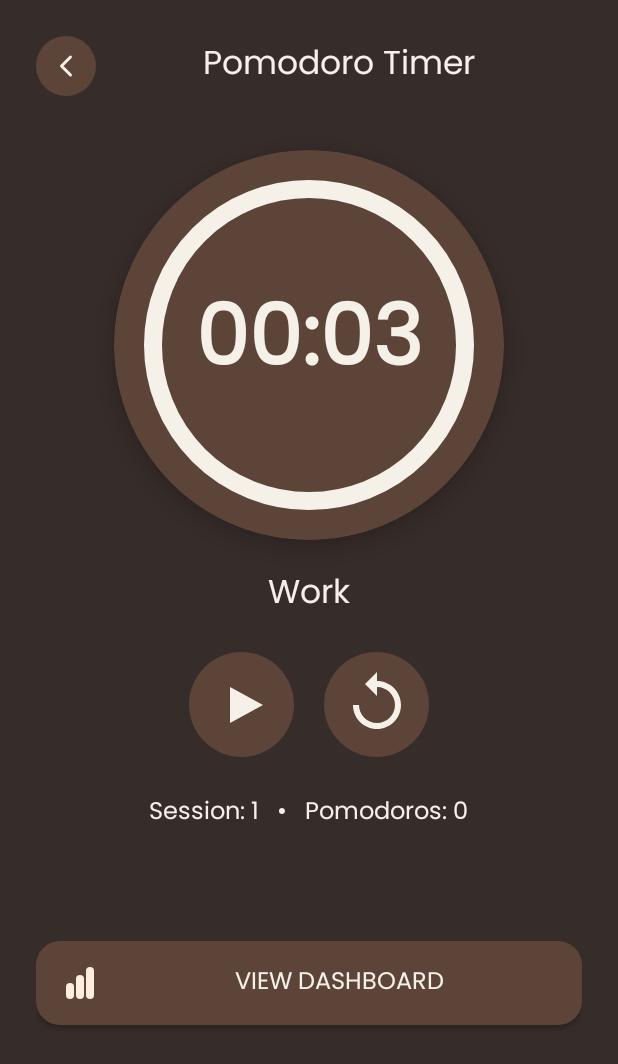
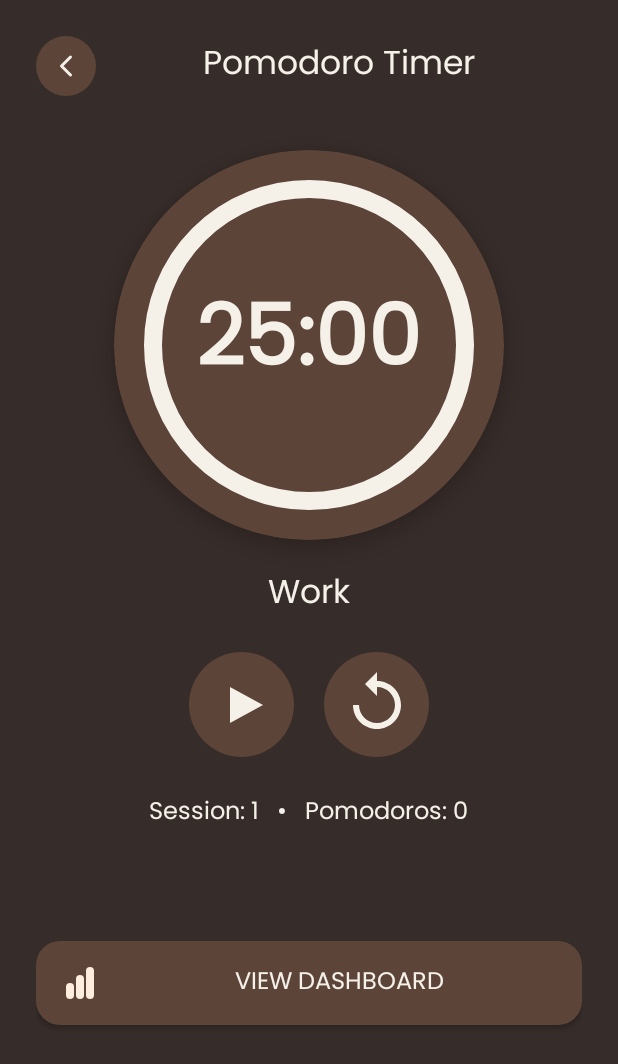
Before and after one commit to ioana20-pixel/Pomotask, an Android app built with Jetpack Compose: the TimerActivity screen opened directly, with no data from a screen before it, on a phone screen of 412 x 824 dp. Shown: the top 1064 px of the screen. Run offline under Robolectric (Android 15) with nearby library versions, the light colour scheme and no system bars; our stand-ins replace Firebase (no records; nobody signed in at launch, a user with empty details on screens opened directly).

```diff
--- a/app/src/main/java/com/example/pomodoroapp/TimerActivity.java
+++ b/app/src/main/java/com/example/pomodoroapp/TimerActivity.java
@@ -20,9 +20,9 @@ import java.util.*;
 
 public class TimerActivity extends AppCompatActivity {
 
-    private static final int WORK_DURATION = 1 * 3;       // 25 minutes
-    private static final int SHORT_BREAK_DURATION = 1 * 2; // 5 minutes
-    private static final int LONG_BREAK_DURATION = 1 * 2; // 15 minutes
+    private static final int WORK_DURATION = 25 * 60;       // 25 minutes
+    private static final int SHORT_BREAK_DURATION = 5 * 60; // 5 minutes
+    private static final int LONG_BREAK_DURATION = 15 * 60; // 15 minutes
     private static final int POMODOROS_BEFORE_LONG_BREAK = 4;
 
     // UI
@@ -145,7 +145,7 @@ public class TimerActivity extends AppCompatActivity {
         isRunning = false;
         btnStartPause.setImageResource(R.drawable.ic_play);
 
-        // ** After session ends, refresh stats & check achievements **
+        // After session ends, refresh stats & check achievements
         loadStatsForAchievements();
     }
 
@@ -162,6 +162,7 @@ public class TimerActivity extends AppCompatActivity {
         session.put("startTime", startTime);
         session.put("sessionNum", sessionCount);
 
+        // ✅ FIX: Store under /users/{uid}/sessions/
         db.collection("users").document(currentUser.getUid())
                 .collection("sessions")
                 .add(session);
@@ -214,26 +215,21 @@ public class TimerActivity extends AppCompatActivity {
 
     private void checkAndUnlockAchievements() {
         // Unlock at the end of every session, based on updated stats!
-        // 1. First Pomodoro
         if (totalPomodoros == 1) {
             unlockAchievementIfNeeded("first_pomodoro", "First Pomodoro", "Completed your first work session!");
         }
-        // 2. First Full Set (4 Pomodoros)
         if (totalPomodoros == 4) {
             unlockAchievementIfNeeded("pomodoro_set", "First Set", "Completed a set of 4 Pomodoros!");
         }
-        // 3. Daily Goal (8 Pomodoros in a day)
         if (pomodorosToday >= 8) {
             unlockAchievementIfNeeded("daily_goal", "Daily Goal", "Completed 8 Pomodoros in a day!");
         }
-        // 4. Streaks
         if (streak == 3) {
             unlockAchievementIfNeeded("3_day_streak", "3-Day Streak", "Used Pomodoro for 3 days in a row!");
         }
         if (streak == 7) {
             unlockAchievementIfNeeded("7_day_streak", "7-Day Streak", "Used Pomodoro for a week straight!");
         }
-        // 5. Total Pomodoros (Lifetime)
         if (totalPomodoros == 10) {
             unlockAchievementIfNeeded("pomodoro_10", "Pomodoro Novice", "Completed 10 Pomodoros in total!");
         }
```
Also changed, not shown: app/src/main/java/com/example/pomodoroapp/DashboardActivity.java (+6 -4 lines).
